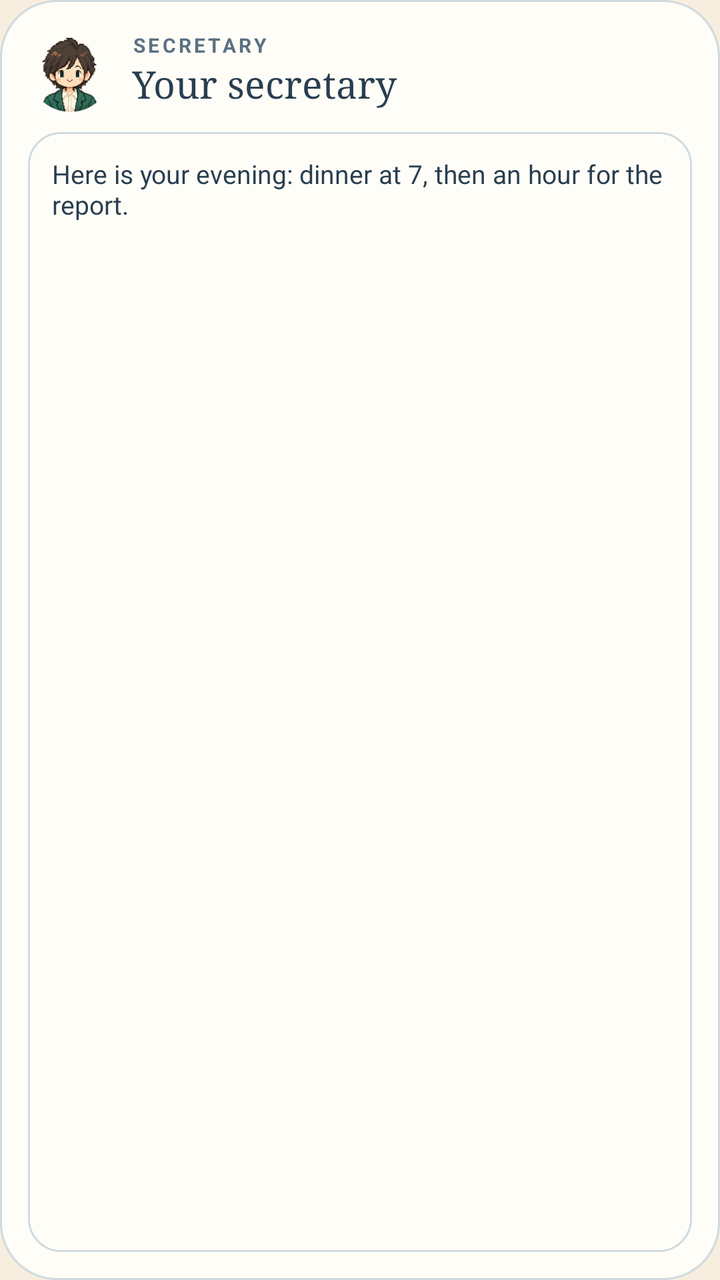
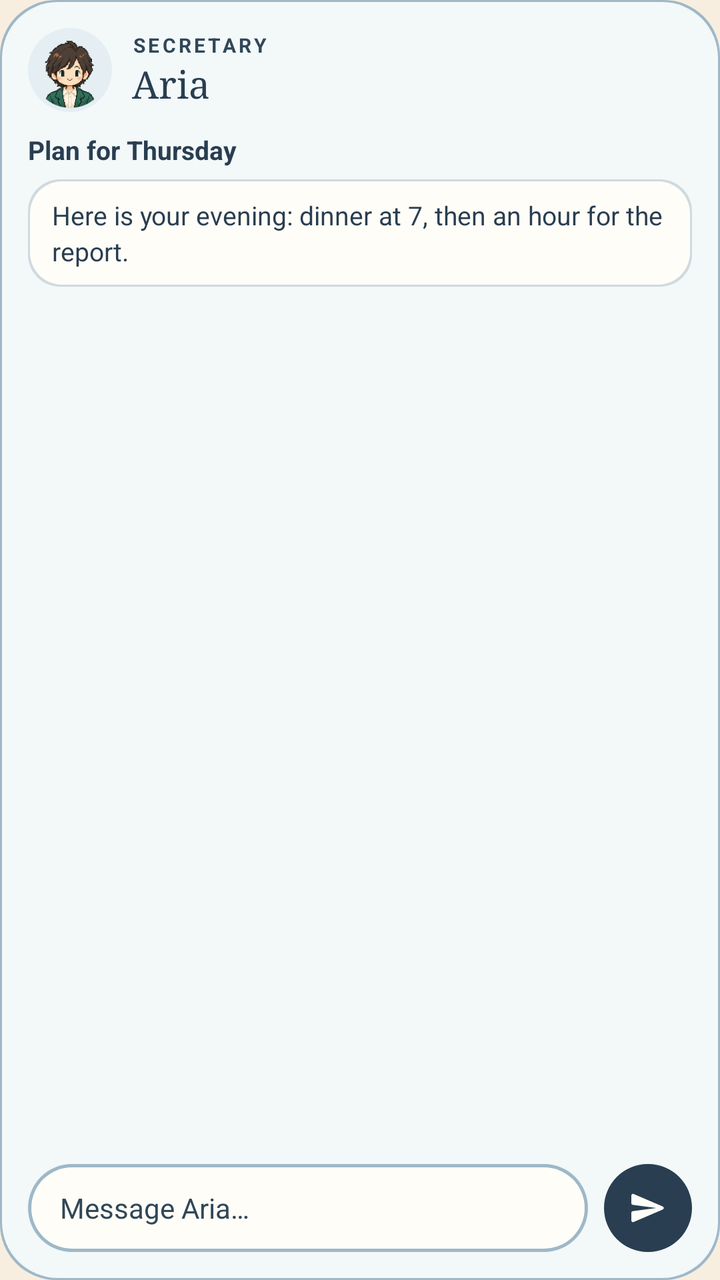

The first picture is an Android layout as it rendered before a commit; the second is the same layout after the commit. The layout source and the unified diff follow.
<!-- AndroidManifest.xml: application theme Screen -->
<!-- res/layout/widget_preview_chat.xml -->
<?xml version="1.0" encoding="utf-8"?>
<LinearLayout xmlns:android="http://schemas.android.com/apk/res/android"
    android:layout_width="match_parent"
    android:layout_height="match_parent"
    android:background="@drawable/preview_card"
    android:orientation="vertical"
    android:padding="14dp">

    <LinearLayout android:layout_width="match_parent" android:layout_height="wrap_content" android:gravity="center_vertical">
        <ImageView android:layout_width="42dp" android:layout_height="42dp" android:importantForAccessibility="no" android:src="@drawable/portrait_f1" />
        <LinearLayout android:layout_width="wrap_content" android:layout_height="wrap_content" android:layout_marginStart="10dp" android:orientation="vertical">
            <TextView android:layout_width="wrap_content" android:layout_height="wrap_content" android:letterSpacing="0.14" android:text="@string/chat_label" android:textAllCaps="true" android:textColor="@color/preview_muted" android:textSize="10sp" android:textStyle="bold" />
            <TextView android:layout_width="wrap_content" android:layout_height="wrap_content" android:fontFamily="serif" android:text="@string/chat_name_default" android:textColor="@color/preview_ink" android:textSize="19sp" />
        </LinearLayout>
    </LinearLayout>
    <TextView android:layout_width="match_parent" android:layout_height="0dp" android:layout_marginTop="10dp" android:layout_weight="1" android:background="@drawable/preview_bubble" android:padding="12dp" android:text="@string/preview_reply" android:textColor="@color/preview_ink" android:textSize="13sp" />
</LinearLayout>
<!-- resources referenced by this layout -->
<resources>
  <color name="preview_ink">#293E50</color>
  <color name="preview_muted">#5B7083</color>
  <!-- drawable portrait_f1: png bitmap (drawable-nodpi, 16729 bytes) -->
  <!-- drawable preview_bubble (drawable) -->
  <?xml version="1.0" encoding="utf-8"?>
  <shape xmlns:android="http://schemas.android.com/apk/res/android">
      <solid android:color="@color/preview_surface" />
      <stroke android:width="1dp" android:color="@color/preview_line" />
      <corners android:radius="16dp" />
  </shape>
  <!-- drawable preview_card (drawable) -->
  <?xml version="1.0" encoding="utf-8"?>
  <shape xmlns:android="http://schemas.android.com/apk/res/android">
      <solid android:color="@color/preview_surface" />
      <stroke android:width="1dp" android:color="@color/preview_line" />
      <corners android:radius="@dimen/widget_radius" />
  </shape>
  <string name="chat_label">Secretary</string>
  <string name="chat_name_default">Your secretary</string>
  <string name="preview_reply">Here is your evening: dinner at 7, then an hour for the report.</string>
  <style name="Screen" parent="@android:style/Theme.Material.Light.NoActionBar">
          <item name="android:windowBackground">@color/background</item>
          <item name="android:colorAccent">@color/sun</item>
          <item name="android:textColorPrimary">@color/ink</item>
          <item name="android:windowLightStatusBar">true</item>
      </style>
  <color name="preview_surface">#FFFDF7</color>
  <color name="preview_line">#CFDAE0</color>
  <dimen name="widget_radius">16dp</dimen>
  <color name="background">#F8EEE0</color>
  <color name="sun">#D88B38</color>
  <color name="ink">#2B2620</color>
</resources>

<!-- the commit's change to res/layout/widget_preview_chat.xml (unified diff, before → after) -->
@@ -1,17 +1,41 @@
 <?xml version="1.0" encoding="utf-8"?>
-<LinearLayout xmlns:android="http://schemas.android.com/apk/res/android"
+<FrameLayout xmlns:android="http://schemas.android.com/apk/res/android"
+    xmlns:tools="http://schemas.android.com/tools"
     android:layout_width="match_parent"
     android:layout_height="match_parent"
-    android:background="@drawable/preview_card"
-    android:orientation="vertical"
-    android:padding="14dp">
+    tools:ignore="UseAppTint">
 
-    <LinearLayout android:layout_width="match_parent" android:layout_height="wrap_content" android:gravity="center_vertical">
-        <ImageView android:layout_width="42dp" android:layout_height="42dp" android:importantForAccessibility="no" android:src="@drawable/portrait_f1" />
-        <LinearLayout android:layout_width="wrap_content" android:layout_height="wrap_content" android:layout_marginStart="10dp" android:orientation="vertical">
-            <TextView android:layout_width="wrap_content" android:layout_height="wrap_content" android:letterSpacing="0.14" android:text="@string/chat_label" android:textAllCaps="true" android:textColor="@color/preview_muted" android:textSize="10sp" android:textStyle="bold" />
-            <TextView android:layout_width="wrap_content" android:layout_height="wrap_content" android:fontFamily="serif" android:text="@string/chat_name_default" android:textColor="@color/preview_ink" android:textSize="19sp" />
+    <ImageView android:layout_width="match_parent" android:layout_height="match_parent" android:importantForAccessibility="no" android:scaleType="fitXY" android:src="@drawable/round_card" android:tint="@color/preview_border" />
+    <ImageView android:layout_width="match_parent" android:layout_height="match_parent" android:layout_margin="1dp" android:importantForAccessibility="no" android:scaleType="fitXY" android:src="@drawable/round_card" android:tint="@color/preview_paper" />
+
+    <LinearLayout android:layout_width="match_parent" android:layout_height="match_parent" android:orientation="vertical" android:padding="14dp">
+        <LinearLayout android:layout_width="match_parent" android:layout_height="wrap_content" android:gravity="center_vertical">
+            <FrameLayout android:layout_width="42dp" android:layout_height="42dp">
+                <ImageView android:layout_width="match_parent" android:layout_height="match_parent" android:importantForAccessibility="no" android:src="@drawable/round_circle" android:tint="@color/preview_wash" />
+                <ImageView android:layout_width="match_parent" android:layout_height="match_parent" android:layout_margin="2dp" android:importantForAccessibility="no" android:src="@drawable/portrait_f1" />
+            </FrameLayout>
+            <LinearLayout android:layout_width="0dp" android:layout_height="wrap_content" android:layout_marginStart="10dp" android:layout_weight="1" android:orientation="vertical">
+                <TextView android:layout_width="wrap_content" android:layout_height="wrap_content" android:letterSpacing="0.14" android:maxLines="1" android:text="@string/chat_label" android:textAllCaps="true" android:textColor="@color/preview_muted" android:textSize="10sp" android:textStyle="bold" />
+                <TextView android:layout_width="wrap_content" android:layout_height="wrap_content" android:ellipsize="end" android:fontFamily="serif" android:maxLines="1" android:text="@string/preview_secretary_name" android:textColor="@color/preview_ink" android:textSize="19sp" />
+            </LinearLayout>
+        </LinearLayout>
+        <TextView android:layout_width="match_parent" android:layout_height="wrap_content" android:layout_marginTop="10dp" android:ellipsize="end" android:maxLines="1" android:text="@string/preview_chat_title" android:textColor="@color/preview_ink" android:textSize="13sp" android:textStyle="bold" />
+        <FrameLayout android:layout_width="match_parent" android:layout_height="wrap_content" android:layout_marginTop="6dp">
+            <ImageView android:layout_width="match_parent" android:layout_height="match_parent" android:importantForAccessibility="no" android:scaleType="fitXY" android:src="@drawable/round_bubble" android:tint="@color/preview_bubble_line" />
+            <ImageView android:layout_width="match_parent" android:layout_height="match_parent" android:layout_margin="1dp" android:importantForAccessibility="no" android:scaleType="fitXY" android:src="@drawable/round_bubble" android:tint="@color/preview_bubble" />
+            <TextView android:layout_width="match_parent" android:layout_height="wrap_content" android:ellipsize="end" android:lineSpacingMultiplier="1.15" android:maxLines="3" android:paddingStart="12dp" android:paddingTop="9dp" android:paddingEnd="12dp" android:paddingBottom="9dp" android:text="@string/preview_reply" android:textColor="@color/preview_ink" android:textSize="13sp" />
+        </FrameLayout>
+        <LinearLayout android:layout_width="match_parent" android:layout_height="0dp" android:layout_weight="1" android:orientation="vertical" />
+        <LinearLayout android:layout_width="match_parent" android:layout_height="44dp" android:layout_marginTop="10dp" android:gravity="center_vertical">
+            <FrameLayout android:layout_width="0dp" android:layout_height="match_parent" android:layout_weight="1">
+                <ImageView android:layout_width="match_parent" android:layout_height="match_parent" android:importantForAccessibility="no" android:scaleType="fitXY" android:src="@drawable/round_pill" android:tint="@color/preview_border" />
+                <ImageView android:layout_width="match_parent" android:layout_height="match_parent" android:layout_margin="1.5dp" android:importantForAccessibility="no" android:scaleType="fitXY" android:src="@drawable/round_pill" android:tint="@color/preview_surface" />
+                <TextView android:layout_width="match_parent" android:layout_height="match_parent" android:ellipsize="end" android:gravity="center_vertical" android:maxLines="1" android:paddingStart="16dp" android:paddingEnd="12dp" android:text="@string/preview_chat_placeholder" android:textColor="@color/preview_muted" android:textSize="14sp" />
+            </FrameLayout>
+            <FrameLayout android:layout_width="44dp" android:layout_height="44dp" android:layout_marginStart="8dp">
+                <ImageView android:layout_width="match_parent" android:layout_height="match_parent" android:importantForAccessibility="no" android:src="@drawable/round_circle" android:tint="@color/preview_ink" />
+                <ImageView android:layout_width="match_parent" android:layout_height="match_parent" android:importantForAccessibility="no" android:padding="12dp" android:src="@drawable/ic_send" android:tint="@color/preview_surface" />
+            </FrameLayout>
         </LinearLayout>
     </LinearLayout>
-    <TextView android:layout_width="match_parent" android:layout_height="0dp" android:layout_marginTop="10dp" android:layout_weight="1" android:background="@drawable/preview_bubble" android:padding="12dp" android:text="@string/preview_reply" android:textColor="@color/preview_ink" android:textSize="13sp" />
-</LinearLayout>
+</FrameLayout>
<!-- resource entries referenced after the edit -->
@@ -1,25 +1,41 @@
 <!-- resources referenced by this layout -->
 <resources>
+  <color name="preview_border">#9EB8C8</color>
+  <color name="preview_bubble">#FFFDF7</color>
+  <color name="preview_bubble_line">#CFDAE0</color>
   <color name="preview_ink">#293E50</color>
-  <color name="preview_muted">#5B7083</color>
+  <color name="preview_muted">#304758</color>
+  <color name="preview_paper">#F3F8F9</color>
   <!-- drawable portrait_f1: png bitmap (drawable-nodpi, 16729 bytes) -->
-  <!-- drawable preview_bubble (drawable) -->
+  <!-- drawable round_bubble (drawable) -->
   <?xml version="1.0" encoding="utf-8"?>
-  <shape xmlns:android="http://schemas.android.com/apk/res/android">
-      <solid android:color="@color/preview_surface" />
-      <stroke android:width="1dp" android:color="@color/preview_line" />
+  <shape xmlns:android="http://schemas.android.com/apk/res/android" android:shape="rectangle">
+      <solid android:color="#FFFFFFFF" />
       <corners android:radius="16dp" />
   </shape>
-  <!-- drawable preview_card (drawable) -->
+  <!-- drawable round_card (drawable) -->
   <?xml version="1.0" encoding="utf-8"?>
-  <shape xmlns:android="http://schemas.android.com/apk/res/android">
-      <solid android:color="@color/preview_surface" />
-      <stroke android:width="1dp" android:color="@color/preview_line" />
+  <shape xmlns:android="http://schemas.android.com/apk/res/android" android:shape="rectangle">
+      <solid android:color="#FFFFFFFF" />
       <corners android:radius="@dimen/widget_radius" />
   </shape>
+  <!-- drawable round_circle (drawable) -->
+  <?xml version="1.0" encoding="utf-8"?>
+  <shape xmlns:android="http://schemas.android.com/apk/res/android" android:shape="oval">
+      <solid android:color="#FFFFFFFF" />
+      
+  </shape>
+  <!-- drawable round_pill (drawable) -->
+  <?xml version="1.0" encoding="utf-8"?>
+  <shape xmlns:android="http://schemas.android.com/apk/res/android" android:shape="rectangle">
+      <solid android:color="#FFFFFFFF" />
+      <corners android:radius="22dp" />
+  </shape>
   <string name="chat_label">Secretary</string>
-  <string name="chat_name_default">Your secretary</string>
+  <string name="preview_chat_placeholder">Message Aria…</string>
+  <string name="preview_chat_title">Plan for Thursday</string>
   <string name="preview_reply">Here is your evening: dinner at 7, then an hour for the report.</string>
+  <string name="preview_secretary_name">Aria</string>
   <style name="Screen" parent="@android:style/Theme.Material.Light.NoActionBar">
           <item name="android:windowBackground">@color/background</item>
           <item name="android:colorAccent">@color/sun</item>
@@ -27,7 +43,13 @@
           <item name="android:windowLightStatusBar">true</item>
       </style>
   <color name="preview_surface">#FFFDF7</color>
-  <color name="preview_line">#CFDAE0</color>
+  <color name="preview_wash">#E5EEF3</color>
+  <!-- drawable ic_send (drawable) -->
+  <?xml version="1.0" encoding="utf-8"?>
+  <vector xmlns:android="http://schemas.android.com/apk/res/android"
+      android:width="20dp" android:height="20dp" android:viewportWidth="24" android:viewportHeight="24">
+      <path android:fillColor="#FFFFFFFF" android:pathData="M3.4,20.4l17.45,-7.48a1,1 0,0 0,0 -1.84L3.4,3.6a0.99,0.99 0,0 0,-1.39 0.91L2,9.12c0,0.5 0.37,0.93 0.87,0.99L17,12 2.87,13.88c-0.5,0.07 -0.87,0.5 -0.87,1l0.01,4.61c0,0.71 0.73,1.2 1.39,0.91z" />
+  </vector>
   <dimen name="widget_radius">16dp</dimen>
   <color name="background">#F8EEE0</color>
   <color name="sun">#D88B38</color>
